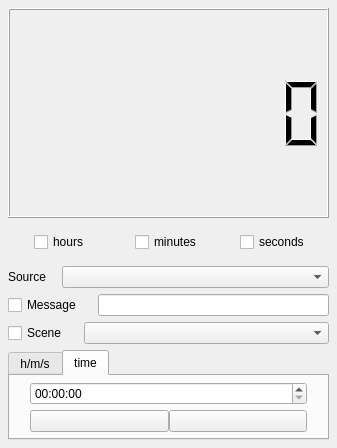
Before: the Qt Designer form src/CountdownTimer.ui in ashmanix/obs-plugin-countdown, drawn with Qt 5.
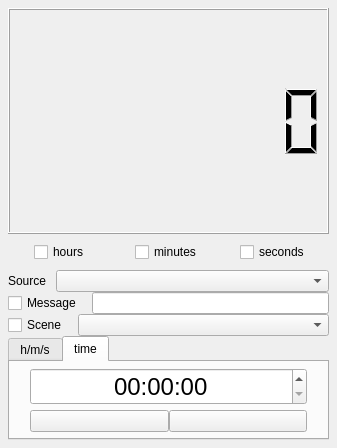
After: the same form once the commit is applied.

Commit message: Added 1s to get times to match when counting down

Diff of the .ui file:
```diff
--- a/src/CountdownTimer.ui
+++ b/src/CountdownTimer.ui
@@ -14,7 +14,7 @@
    <string>Countdown Timer</string>
   </property>
   <widget class="QWidget" name="mainLayout">
-   <layout class="QGridLayout" name="gridLayout_2" rowstretch="1,0,0,0,0,0,0,0,0">
+   <layout class="QGridLayout" name="gridLayout_2" rowstretch="1,0,0,0,0,0,0">
     <property name="leftMargin">
      <number>8</number>
     </property>
@@ -27,9 +27,12 @@
     <property name="bottomMargin">
      <number>8</number>
     </property>
-    <property name="spacing">
+    <property name="horizontalSpacing">
      <number>-1</number>
     </property>
+    <property name="verticalSpacing">
+     <number>0</number>
+    </property>
     <item row="3" column="0">
      <layout class="QHBoxLayout" name="sourceDropDownLayout" stretch="0,0,1">
       <property name="spacing">
@@ -392,6 +395,19 @@
           </property>
           <item row="0" column="0">
            <widget class="QTimeEdit" name="timeEdit">
+            <property name="font">
+             <font>
+              <pointsize>18</pointsize>
+              <weight>50</weight>
+              <bold>false</bold>
+             </font>
+            </property>
+            <property name="frame">
+             <bool>true</bool>
+            </property>
+            <property name="alignment">
+             <set>Qt::AlignCenter</set>
+            </property>
             <property name="buttonSymbols">
              <enum>QAbstractSpinBox::UpDownArrows</enum>
             </property>
```
The commit also changes 1 other file.
